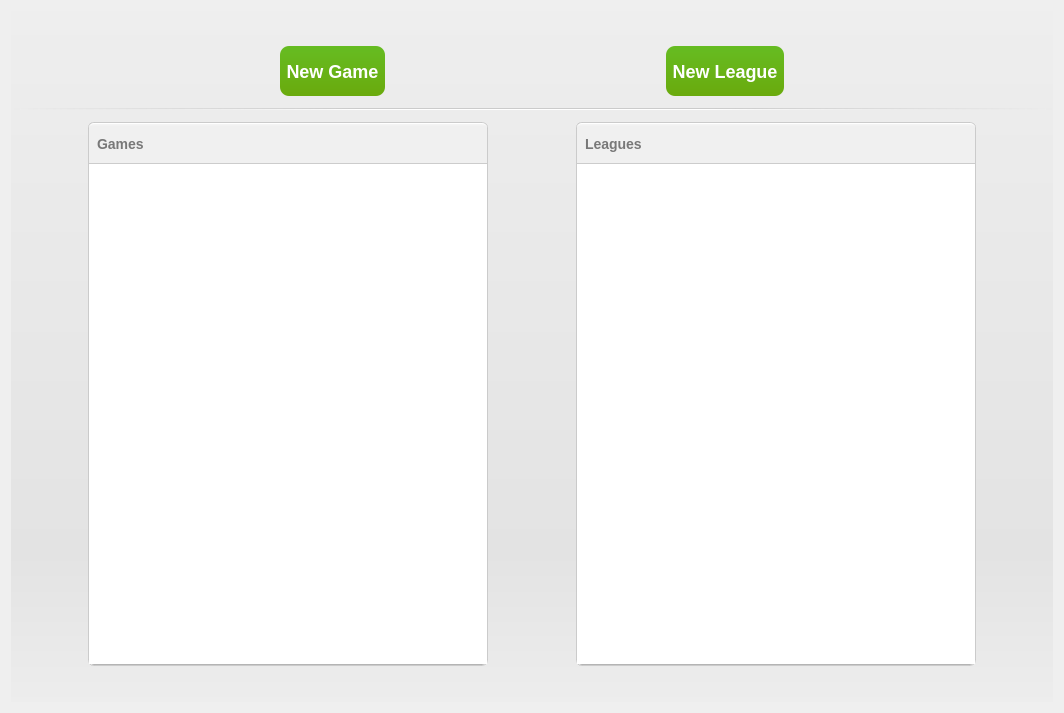
Old version of the form src/ui/widgets/startwidget.ui in the repository lbproductions/psnewmodel.
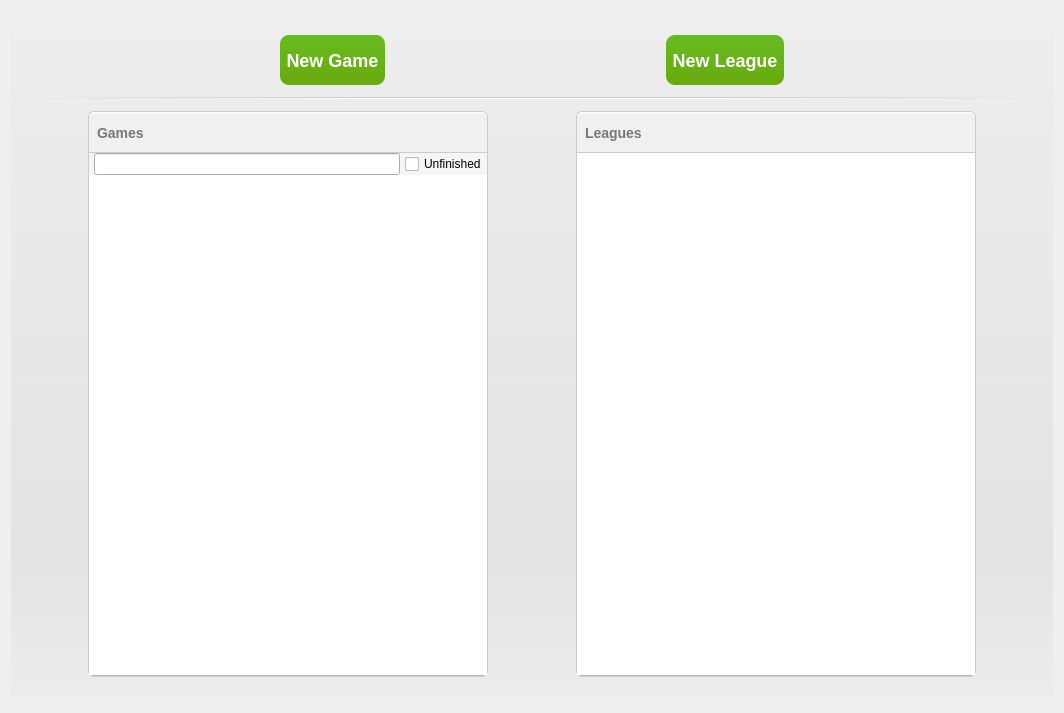
New version of the form. Icons and pictures are not drawn.

Patch:
```diff
--- a/src/ui/widgets/startwidget.ui
+++ b/src/ui/widgets/startwidget.ui
@@ -321,6 +321,29 @@
                   </property>
                  </widget>
                 </item>
+                <item>
+                 <layout class="QHBoxLayout" name="horizontalLayout_2">
+                  <property name="spacing">
+                   <number>5</number>
+                  </property>
+                  <property name="leftMargin">
+                   <number>5</number>
+                  </property>
+                  <item>
+                   <widget class="QLineEdit" name="lineEditSearch"/>
+                  </item>
+                  <item>
+                   <widget class="QCheckBox" name="checkBox">
+                    <property name="text">
+                     <string>Unfinished</string>
+                    </property>
+                    <property name="checked">
+                     <bool>false</bool>
+                    </property>
+                   </widget>
+                  </item>
+                 </layout>
+                </item>
                 <item>
                  <widget class="QListView" name="listViewGames">
                   <property name="minimumSize">
```
